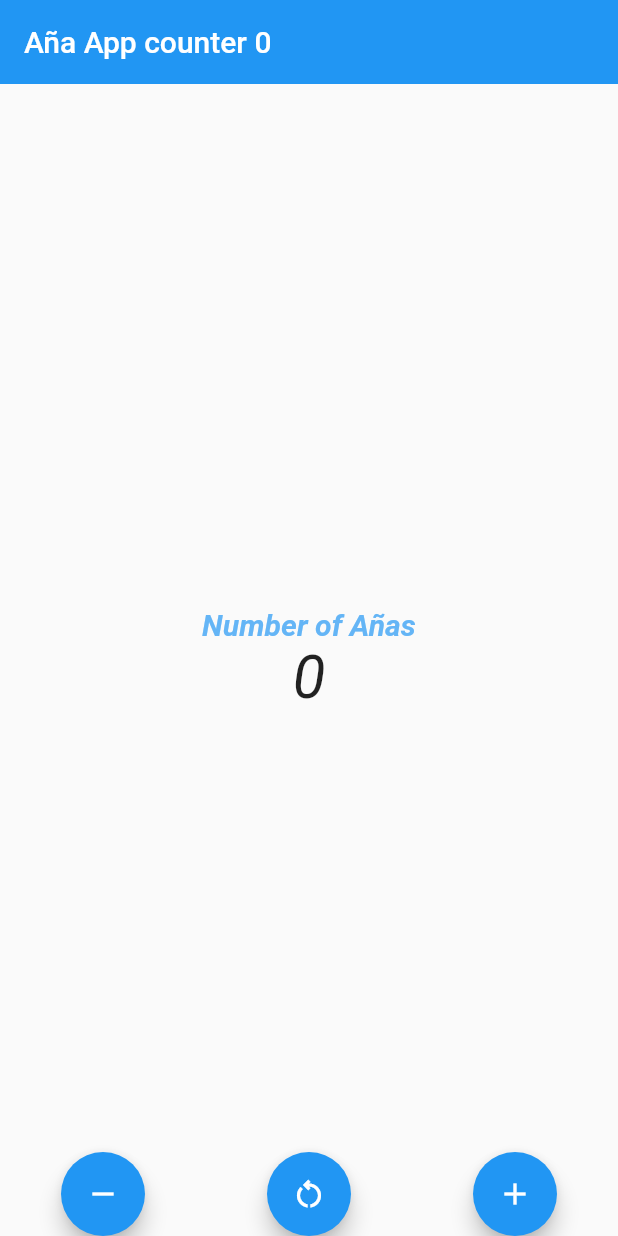
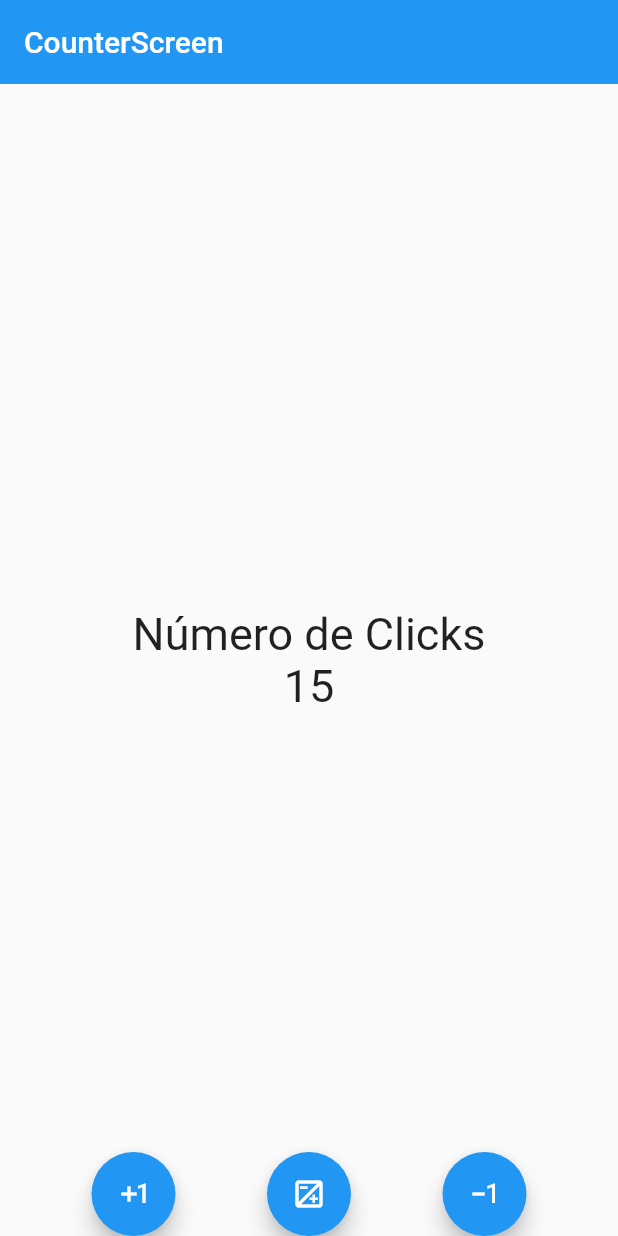
Before and after one commit to cuauhtlahuac/flutter_fer_herrera, a Flutter app: the screen it shows after launch, on a phone screen of 412 x 824 dp. Run offline on Flutter 3.47's test engine with Material 2 defaults, Android fonts, the phone set to English and light mode, and no system bars; Roboto replaces fonts that are missing (arial).

Commit message:
teacher: code

```diff
--- a/flutter_first_app/lib/screens/counter_screen.dart
+++ b/flutter_first_app/lib/screens/counter_screen.dart
@@ -1,73 +1,102 @@
 import 'package:flutter/material.dart';
 
-TextStyle myTextStyle = const TextStyle(
-    fontStyle: FontStyle.italic, fontFamily: "arial", fontSize: 40);
 
 class CounterScreen extends StatefulWidget {
-  const CounterScreen({Key? key}) : super(key: key);
+
+  const CounterScreen({ Key? key }) : super(key: key);
 
   @override
   State<CounterScreen> createState() => _CounterScreenState();
 }
 
 class _CounterScreenState extends State<CounterScreen> {
-  int count = 0;
+
+  int counter = 15;
+
+  void increase() {
+    counter++;
+    setState(() {});
+  }
+
+  void decrease() {
+    counter--;
+    setState(() {});
+  }
+
+  void reset() {
+    counter = 0;
+    setState(() {});
+  }
+
+
   @override
   Widget build(BuildContext context) {
+
+    const fontSize30 = TextStyle( fontSize: 30 );
+
     return Scaffold(
       appBar: AppBar(
-        title: Text('Aña App counter $count'),
+        title: const Text('CounterScreen'),
         elevation: 0,
       ),
       body: Center(
         child: Column(
           mainAxisAlignment: MainAxisAlignment.center,
           children: [
-            Text(
-              'Number of Añas',
-              style: myTextStyle.merge(TextStyle(
-                  color: Colors.blue.shade300,
-                  fontSize: 20,
-                  fontWeight: FontWeight.bold)),
-            ),
-            Text(
-              '$count',
-              style: myTextStyle,
-            ),
+            const Text('Número de Clicks', style: fontSize30 ),
+            Text( '$counter', style: fontSize30 ),
           ],
         ),
       ),
       floatingActionButtonLocation: FloatingActionButtonLocation.centerDocked,
-      floatingActionButton: Row(
-        mainAxisAlignment: MainAxisAlignment.spaceAround,
-        crossAxisAlignment: CrossAxisAlignment.center,
-        children: [
-          FloatingActionButton(
-              onPressed: () {
-                count--;
-                setState(() {});
-              },
-              tooltip: 'Decrement Counter',
-              // Icon es un widget especializado en mostrar Icons
-              child: const Icon(Icons.remove)),
-          FloatingActionButton(
-            onPressed: (() {
-              setState(() {
-                count = 0;
-              });
-            }),
-            child: Icon(Icons.restart_alt_outlined),
-          ),
-          FloatingActionButton(
-              onPressed: () {
-                count++;
-                setState(() {});
-              },
-              tooltip: 'Increment Counter',
-              // Icon es un widget especializado en mostrar Icons
-              child: const Icon(Icons.add)),
-        ],
+      floatingActionButton: CustomFloatingActions(
+        increaseFn: increase,
+        decreaseFn: decrease,
+        resetFn: reset
       ),
     );
   }
 }
+
+
+
+class CustomFloatingActions extends StatelessWidget {
+
+  final Function increaseFn;
+  final Function decreaseFn;
+  final Function resetFn;
+
+  const CustomFloatingActions({
+    Key? key,
+    required this.increaseFn,
+    required this.decreaseFn,
+    required this.resetFn,
+  }) : super(key: key);
+
+  @override
+  Widget build(BuildContext context) {
+    return Row(
+      mainAxisAlignment: MainAxisAlignment.spaceEvenly,
+      children:  [
+
+        FloatingActionButton(
+          child: const Icon( Icons.exposure_plus_1_outlined ),
+          onPressed: () => increaseFn(),
+        ),
+
+
+        FloatingActionButton(
+            child: const Icon( Icons.exposure_outlined ),
+            onPressed: () {
+               resetFn();
+            },
+          ),
+
+        FloatingActionButton(
+          child: const Icon( Icons.exposure_minus_1_outlined ),
+          onPressed: () => decreaseFn(),
+        ),
+      ],
+    );
+  }
+}
```
